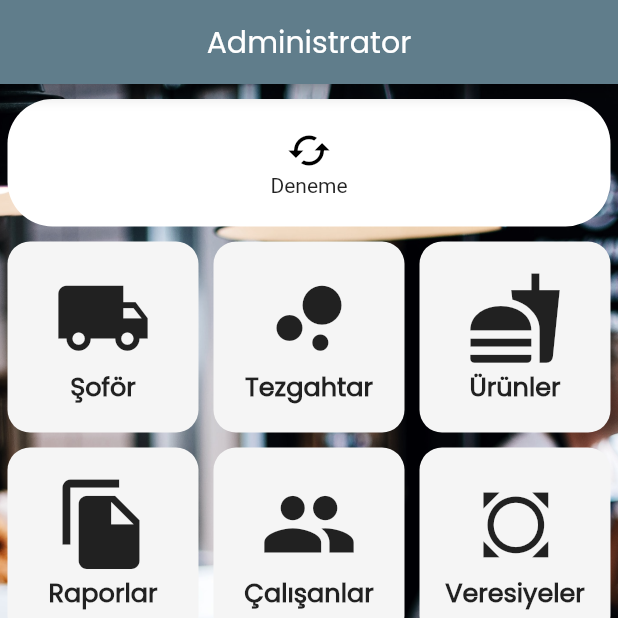
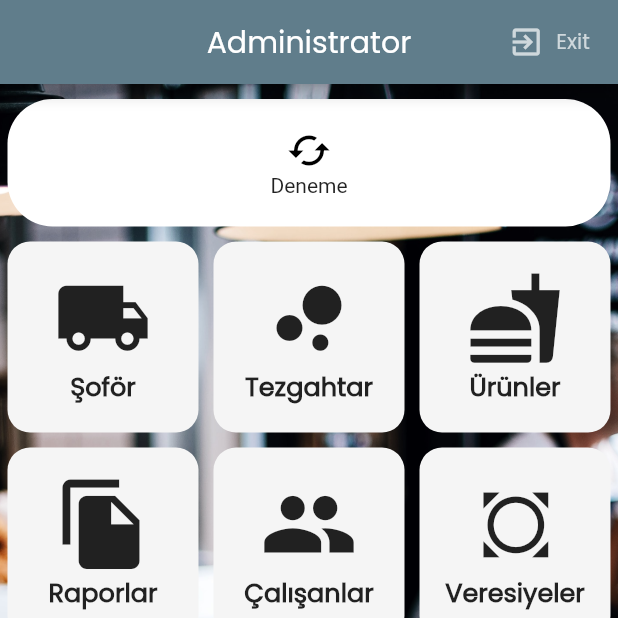
Before and after one commit to rootate/MyBakery, a Flutter app: the screen it shows once a user with an empty profile is signed in, on a phone screen of 412 x 824 dp, the top half of it. Run offline on Flutter 3.47's test engine with Material 2 defaults, Android fonts, the phone set to English and light mode, and no system bars; our stand-ins replace firebase_auth, firebase_core, flutter_spinkit; accounts and stored records are empty.

Commit message:
Add exit button to admin page

```diff
--- a/lib/main.dart
+++ b/lib/main.dart
@@ -16,6 +16,7 @@ class MyApp extends StatelessWidget {
   Widget build(BuildContext context) {
     return MaterialApp(
       title: "My Bakery",
+      debugShowCheckedModeBanner: false,
       theme: ThemeData(
         primarySwatch: Colors.blue,
       ),
--- a/lib/screens/home/home.dart
+++ b/lib/screens/home/home.dart
@@ -1,4 +1,6 @@
 import 'package:flutter/material.dart';
+import 'package:flutter_my_bakery/shared/loading.dart';
+import 'package:flutter_my_bakery/services/auth.dart';
 
 class Home extends StatefulWidget {
   @override
@@ -6,6 +8,9 @@ class Home extends StatefulWidget {
 }
 
 class _HomeState extends State<Home> {
+  final AuthService _auth = AuthService();
+  bool loading = false;
+
   int seciliSayfa = 0;
   void sayfaDegistir(int index){
     setState(() {
@@ -15,11 +20,26 @@ class _HomeState extends State<Home> {
 
   @override
   Widget build(BuildContext context) {
-    return Scaffold(
+    return loading ? Loading() : Scaffold(
         appBar: AppBar(
           title: Text("Administrator",style: TextStyle(fontFamily: "Poppins"),),
           centerTitle: true,
           backgroundColor: Colors.blueGrey,
+          actions: <Widget>[
+            FlatButton.icon(
+              icon: Icon(Icons.exit_to_app,color: Colors.blueGrey[100],),
+              label: Text("Exit",style: TextStyle(color: Colors.blueGrey[100],fontFamily: "Poppins"),),
+              onPressed: () async{
+                setState(() => loading = true);
+                dynamic result = await _auth.signOut();
+                if(result == null){
+                  setState(() {
+                    loading = false;
+                  });
+                }
+              },
+            )
+          ],
         ),
         body: SafeArea(
           child: Container(
--- a/lib/services/auth.dart
+++ b/lib/services/auth.dart
@@ -1,5 +1,4 @@
 import 'package:firebase_auth/firebase_auth.dart';
-import 'package:flutter_my_bakery/models/user.dart';
 
 class AuthService {
   final FirebaseAuth _auth = FirebaseAuth.instance;
--- a/lib/shared/loading.dart
+++ b/lib/shared/loading.dart
@@ -14,7 +14,7 @@ class Loading extends StatelessWidget {
       ),
       child: Center(
         child: SpinKitChasingDots(
-          color: Colors.indigo[100],
+          color: Colors.indigo[500],
           size: 50.0,
         ),
       ),
```
Also changed, not shown: lib/screens/authenticate/sign_in.dart (+0 -9 lines).
